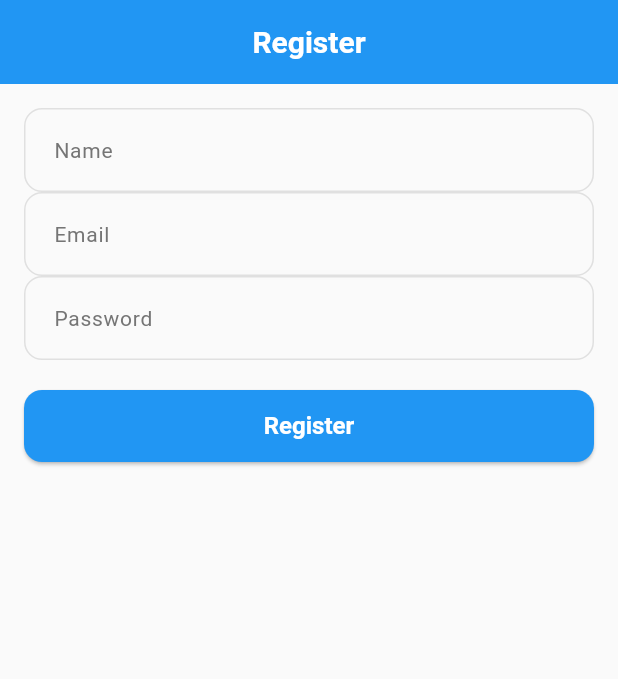
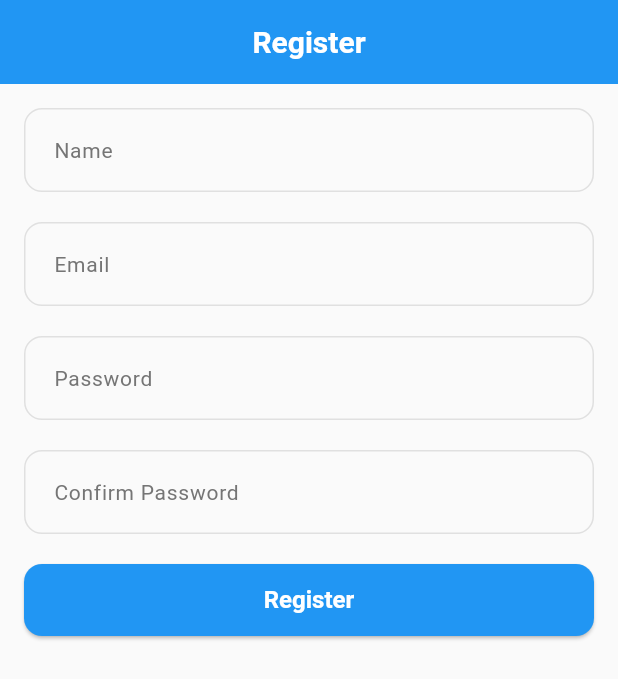
Before and after one commit to masum-excellisit/flutter_app_starter_bloc, a Flutter app: the screen it shows after launch, on a phone screen of 412 x 824 dp. Shown: the top 679 px of the screen. Run offline on Flutter 3.47's test engine with Material 3 defaults, Android fonts, the phone set to English and light mode, and no system bars; our stand-ins replace dio, equatable, flutter_bloc, flutter_secure_storage, go_router, shared_preferences.

Commit message:
feat: Enhance registration form with validation and password length customization

```diff
--- a/lib/core/utils/validators.dart
+++ b/lib/core/utils/validators.dart
@@ -12,13 +12,13 @@ class Validators {
     return null;
   }
 
-  static String? password(String? value) {
+  static String? password(String? value, int? minLength) {
     if (value == null || value.isEmpty) {
       return 'Password is required';
     }
 
-    if (value.length < 6) {
-      return 'Password must be at least 6 characters long';
+    if (value.length < (minLength ?? 6)) {
+      return 'Password must be at least ${minLength ?? 6} characters long';
     }
 
     return null;
--- a/lib/features/register/widgets/register_form.dart
+++ b/lib/features/register/widgets/register_form.dart
@@ -1,4 +1,6 @@
 import 'package:flutter/material.dart';
+
+import '../../../core/utils/validators.dart';
 
 class RegisterForm extends StatefulWidget {
   final void Function(String name, String email, String password) onSubmit;
@@ -15,48 +17,68 @@ class RegisterForm extends StatefulWidget {
 }
 
 class _RegisterFormState extends State<RegisterForm> {
+  final _formKey = GlobalKey<FormState>();
   final _nameCtrl = TextEditingController();
   final _emailCtrl = TextEditingController();
   final _passwordCtrl = TextEditingController();
+  final _confirmPasswordCtrl = TextEditingController();
 
   @override
   void dispose() {
     _nameCtrl.dispose();
     _emailCtrl.dispose();
     _passwordCtrl.dispose();
+    _confirmPasswordCtrl.dispose();
     super.dispose();
+  }
+
+  void _submit() {
+    if (_formKey.currentState?.validate() ?? false) {
+      widget.onSubmit(
+        _nameCtrl.text.trim(),
+        _emailCtrl.text.trim(),
+        _passwordCtrl.text.trim(),
+      );
+    }
   }
 
   @override
   Widget build(BuildContext context) {
-    return Column(
+    return Form(
+      key: _formKey,
+      child: Column(
         children: [
-        TextField(
+          TextFormField(
             controller: _nameCtrl,
             decoration: const InputDecoration(labelText: "Name"),
+            validator: (value) => Validators.name(value, 'Name'),
           ),
-        TextField(
+          const SizedBox(height: 20),
+          TextFormField(
             controller: _emailCtrl,
             decoration: const InputDecoration(labelText: "Email"),
+            validator: (value) => Validators.email(value),
           ),
-        TextField(
+          const SizedBox(height: 20),
+          TextFormField(
             controller: _passwordCtrl,
             decoration: const InputDecoration(labelText: "Password"),
             obscureText: true,
+            validator: (value) => Validators.password(value, 5),
+          ),
+          const SizedBox(height: 20),
+          TextFormField(
+            controller: _confirmPasswordCtrl,
+            decoration: const InputDecoration(labelText: "Confirm Password"),
+            obscureText: true,
+            validator: (value) =>
+                Validators.confirmPassword(value, _passwordCtrl.text),
           ),
           const SizedBox(height: 20),
           SizedBox(
             width: double.infinity,
             child: ElevatedButton(
-            onPressed: widget.isLoading
-                ? null
-                : () {
-                    widget.onSubmit(
-                      _nameCtrl.text,
-                      _emailCtrl.text,
-                      _passwordCtrl.text,
-                    );
-                  },
+              onPressed: widget.isLoading ? null : _submit,
               child: widget.isLoading
                   ? const SizedBox(
                       width: 20,
@@ -70,6 +92,7 @@ class _RegisterFormState extends State<RegisterForm> {
             ),
           ),
         ],
+      ),
     );
   }
 }
```
Lines whose indentation alone changed are shown as unchanged.
